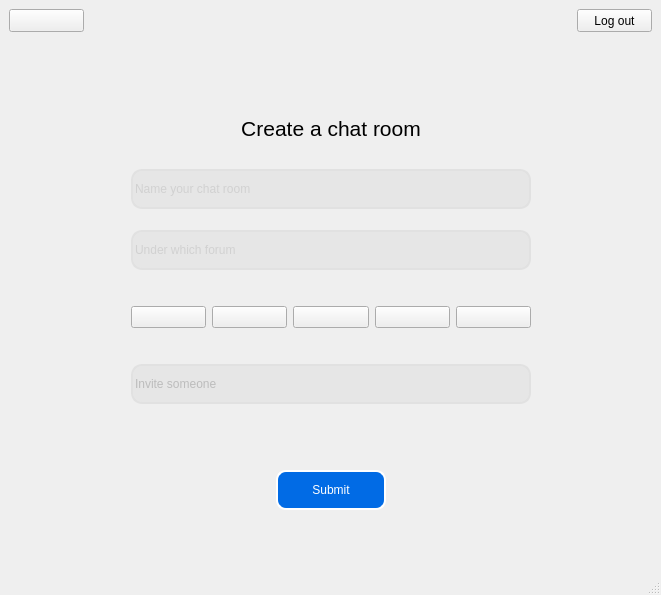
Above: uis/chatadd.ui from ssysek/slack before the change. Below: the same form after it.
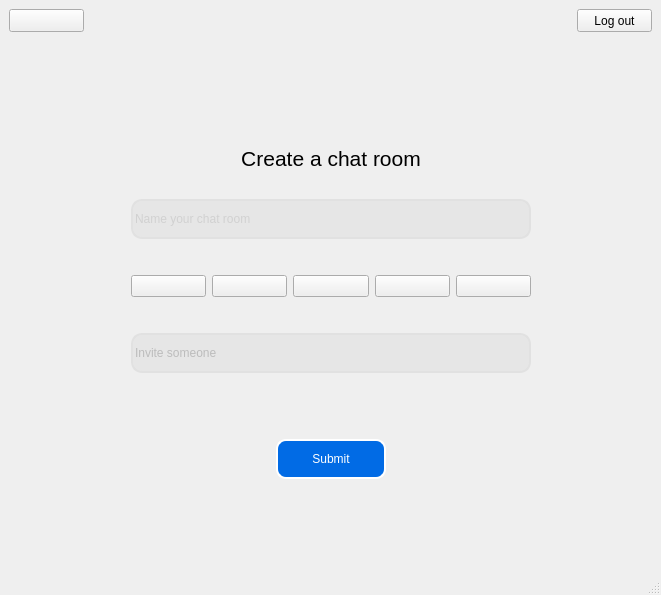
That is the form after the change.

The edit to the form file:
```diff
--- a/uis/chatadd.ui
+++ b/uis/chatadd.ui
@@ -75,56 +75,61 @@
     </item>
     <item>
      <layout class="QGridLayout" name="gridLayout">
-      <item row="2" column="1">
-       <widget class="QLineEdit" name="edit_name">
-        <property name="minimumSize">
-         <size>
-          <width>400</width>
-          <height>40</height>
-         </size>
-        </property>
-        <property name="maximumSize">
-         <size>
-          <width>400</width>
-          <height>40</height>
-         </size>
-        </property>
-        <property name="styleSheet">
-         <string notr="true">background-color:rgb(230, 230, 230);
-color:rgb(188, 188, 188);
-font: 75 8pt &quot;SansSerif&quot;;
-border-style:solid;
-border-width:2px;
-border-radius:11px;
-border-color:rgb(225, 225, 225);</string>
-        </property>
-        <property name="text">
-         <string/>
-        </property>
-        <property name="alignment">
-         <set>Qt::AlignLeading|Qt::AlignLeft|Qt::AlignVCenter</set>
-        </property>
-        <property name="placeholderText">
-         <string>Name your chat room</string>
-        </property>
-       </widget>
-      </item>
-      <item row="10" column="1">
-       <spacer name="verticalSpacer_7">
+      <item row="0" column="1">
+       <spacer name="verticalSpacer">
         <property name="orientation">
          <enum>Qt::Vertical</enum>
         </property>
         <property name="sizeType">
-         <enum>QSizePolicy::Fixed</enum>
+         <enum>QSizePolicy::MinimumExpanding</enum>
         </property>
         <property name="sizeHint" stdset="0">
          <size>
-          <width>20</width>
-          <height>10</height>
+          <width>40</width>
+          <height>20</height>
          </size>
         </property>
        </spacer>
       </item>
+      <item row="4" column="1">
+       <layout class="QHBoxLayout" name="horizontalLayout">
+        <item>
+         <widget class="QPushButton" name="button_icon1">
+          <property name="text">
+           <string/>
+          </property>
+         </widget>
+        </item>
+        <item>
+         <widget class="QPushButton" name="button_icon2">
+          <property name="text">
+           <string/>
+          </property>
+         </widget>
+        </item>
+        <item>
+         <widget class="QPushButton" name="button_icon3">
+          <property name="text">
+           <string/>
+          </property>
+         </widget>
+        </item>
+        <item>
+         <widget class="QPushButton" name="button_icon4">
+          <property name="text">
+           <string/>
+          </property>
+         </widget>
+        </item>
+        <item>
+         <widget class="QPushButton" name="button_icon5">
+          <property name="text">
+           <string/>
+          </property>
+         </widget>
+        </item>
+       </layout>
+      </item>
       <item row="1" column="1">
        <widget class="QLabel" name="label_chatcreation">
         <property name="minimumSize">
@@ -153,223 +158,7 @@
         </property>
        </widget>
       </item>
-      <item row="6" column="1">
-       <layout class="QHBoxLayout" name="horizontalLayout">
-        <item>
-         <widget class="QPushButton" name="button_icon1">
-          <property name="text">
-           <string/>
-          </property>
-         </widget>
-        </item>
-        <item>
-         <widget class="QPushButton" name="button_icon2">
-          <property name="text">
-           <string/>
-          </property>
-         </widget>
-        </item>
-        <item>
-         <widget class="QPushButton" name="button_icon3">
-          <property name="text">
-           <string/>
-          </property>
-         </widget>
-        </item>
-        <item>
-         <widget class="QPushButton" name="button_icon4">
-          <property name="text">
-           <string/>
-          </property>
-         </widget>
-        </item>
-        <item>
-         <widget class="QPushButton" name="button_icon5">
-          <property name="text">
-           <string/>
-          </property>
-         </widget>
-        </item>
-       </layout>
-      </item>
-      <item row="2" column="0">
-       <spacer name="horizontalSpacer_2">
-        <property name="orientation">
-         <enum>Qt::Horizontal</enum>
-        </property>
-        <property name="sizeType">
-         <enum>QSizePolicy::MinimumExpanding</enum>
-        </property>
-        <property name="sizeHint" stdset="0">
-         <size>
-          <width>40</width>
-          <height>20</height>
-         </size>
-        </property>
-       </spacer>
-      </item>
-      <item row="5" column="1">
-       <spacer name="verticalSpacer_3">
-        <property name="orientation">
-         <enum>Qt::Vertical</enum>
-        </property>
-        <property name="sizeType">
-         <enum>QSizePolicy::Fixed</enum>
-        </property>
-        <property name="sizeHint" stdset="0">
-         <size>
-          <width>20</width>
-          <height>30</height>
-         </size>
-        </property>
-       </spacer>
-      </item>
-      <item row="14" column="1">
-       <spacer name="verticalSpacer_2">
-        <property name="orientation">
-         <enum>Qt::Vertical</enum>
-        </property>
-        <property name="sizeType">
-         <enum>QSizePolicy::MinimumExpanding</enum>
-        </property>
-        <property name="sizeHint" stdset="0">
-         <size>
-          <width>20</width>
-          <height>20</height>
-         </size>
-        </property>
-       </spacer>
-      </item>
-      <item row="0" column="1">
-       <spacer name="verticalSpacer">
-        <property name="orientation">
-         <enum>Qt::Vertical</enum>
-        </property>
-        <property name="sizeType">
-         <enum>QSizePolicy::MinimumExpanding</enum>
-        </property>
-        <property name="sizeHint" stdset="0">
-         <size>
-          <width>40</width>
-          <height>20</height>
-         </size>
-        </property>
-       </spacer>
-      </item>
-      <item row="9" column="1">
-       <widget class="QLineEdit" name="edit_invite">
-        <property name="minimumSize">
-         <size>
-          <width>200</width>
-          <height>40</height>
-         </size>
-        </property>
-        <property name="maximumSize">
-         <size>
-          <width>400</width>
-          <height>40</height>
-         </size>
-        </property>
-        <property name="styleSheet">
-         <string notr="true">background-color:rgb(230, 230, 230);
-color:rgb(188, 188, 188);
-font: 75 8pt &quot;SansSerif&quot;;
-border-style:solid;
-border-width:2px;
-border-radius:11px;
-border-color:rgb(225, 225, 225);</string>
-        </property>
-        <property name="text">
-         <string>Invite someone</string>
-        </property>
-        <property name="alignment">
-         <set>Qt::AlignLeading|Qt::AlignLeft|Qt::AlignVCenter</set>
-        </property>
-        <property name="placeholderText">
-         <string>Who's in?</string>
-        </property>
-       </widget>
-      </item>
-      <item row="4" column="1">
-       <widget class="QLineEdit" name="edit_forum">
-        <property name="minimumSize">
-         <size>
-          <width>200</width>
-          <height>40</height>
-         </size>
-        </property>
-        <property name="maximumSize">
-         <size>
-          <width>400</width>
-          <height>40</height>
-         </size>
-        </property>
-        <property name="styleSheet">
-         <string notr="true">background-color:rgb(230, 230, 230);
-color:rgb(188, 188, 188);
-font: 75 8pt &quot;SansSerif&quot;;
-border-style:solid;
-border-width:2px;
-border-radius:11px;
-border-color:rgb(225, 225, 225);</string>
-        </property>
-        <property name="text">
-         <string/>
-        </property>
-        <property name="alignment">
-         <set>Qt::AlignLeading|Qt::AlignLeft|Qt::AlignVCenter</set>
-        </property>
-        <property name="placeholderText">
-         <string>Under which forum</string>
-        </property>
-       </widget>
-      </item>
-      <item row="3" column="1">
-       <spacer name="verticalSpacer_4">
-        <property name="orientation">
-         <enum>Qt::Vertical</enum>
-        </property>
-        <property name="sizeType">
-         <enum>QSizePolicy::Fixed</enum>
-        </property>
-        <property name="sizeHint" stdset="0">
-         <size>
-          <width>20</width>
-          <height>15</height>
-         </size>
-        </property>
-       </spacer>
-      </item>
       <item row="11" column="1">
-       <widget class="QLabel" name="label_error">
-        <property name="maximumSize">
-         <size>
-          <width>16777215</width>
-          <height>23</height>
-         </size>
-        </property>
-        <property name="text">
-         <string/>
-        </property>
-       </widget>
-      </item>
-      <item row="2" column="2">
-       <spacer name="horizontalSpacer_3">
-        <property name="orientation">
-         <enum>Qt::Horizontal</enum>
-        </property>
-        <property name="sizeType">
-         <enum>QSizePolicy::MinimumExpanding</enum>
-        </property>
-        <property name="sizeHint" stdset="0">
-         <size>
-          <width>40</width>
-          <height>20</height>
-         </size>
-        </property>
-       </spacer>
-      </item>
-      <item row="13" column="1">
        <layout class="QHBoxLayout" name="horizontalLayout_3">
         <item>
          <spacer name="horizontalSpacer_5">
@@ -427,7 +216,7 @@
         </item>
        </layout>
       </item>
-      <item row="12" column="1">
+      <item row="10" column="1">
        <spacer name="verticalSpacer_6">
         <property name="orientation">
          <enum>Qt::Vertical</enum>
@@ -443,7 +232,107 @@
         </property>
        </spacer>
       </item>
+      <item row="2" column="1">
+       <widget class="QLineEdit" name="edit_name">
+        <property name="minimumSize">
+         <size>
+          <width>400</width>
+          <height>40</height>
+         </size>
+        </property>
+        <property name="maximumSize">
+         <size>
+          <width>400</width>
+          <height>40</height>
+         </size>
+        </property>
+        <property name="styleSheet">
+         <string notr="true">background-color:rgb(230, 230, 230);
+color:rgb(188, 188, 188);
+font: 75 8pt &quot;SansSerif&quot;;
+border-style:solid;
+border-width:2px;
+border-radius:11px;
+border-color:rgb(225, 225, 225);</string>
+        </property>
+        <property name="text">
+         <string/>
+        </property>
+        <property name="alignment">
+         <set>Qt::AlignLeading|Qt::AlignLeft|Qt::AlignVCenter</set>
+        </property>
+        <property name="placeholderText">
+         <string>Name your chat room</string>
+        </property>
+       </widget>
+      </item>
       <item row="7" column="1">
+       <widget class="QLineEdit" name="edit_invite">
+        <property name="minimumSize">
+         <size>
+          <width>200</width>
+          <height>40</height>
+         </size>
+        </property>
+        <property name="maximumSize">
+         <size>
+          <width>400</width>
+          <height>40</height>
+         </size>
+        </property>
+        <property name="styleSheet">
+         <string notr="true">background-color:rgb(230, 230, 230);
+color:rgb(188, 188, 188);
+font: 75 8pt &quot;SansSerif&quot;;
+border-style:solid;
+border-width:2px;
+border-radius:11px;
+border-color:rgb(225, 225, 225);</string>
+        </property>
+        <property name="text">
+         <string>Invite someone</string>
+        </property>
+        <property name="alignment">
+         <set>Qt::AlignLeading|Qt::AlignLeft|Qt::AlignVCenter</set>
+        </property>
+        <property name="placeholderText">
+         <string>Who's in?</string>
+        </property>
+       </widget>
+      </item>
+      <item row="2" column="0">
+       <spacer name="horizontalSpacer_2">
+        <property name="orientation">
+         <enum>Qt::Horizontal</enum>
+        </property>
+        <property name="sizeType">
+         <enum>QSizePolicy::MinimumExpanding</enum>
+        </property>
+        <property name="sizeHint" stdset="0">
+         <size>
+          <width>40</width>
+          <height>20</height>
+         </size>
+        </property>
+       </spacer>
+      </item>
+      <item row="8" column="1">
+       <spacer name="verticalSpacer_7">
+        <property name="orientation">
+         <enum>Qt::Vertical</enum>
+        </property>
+        <property name="sizeType">
+         <enum>QSizePolicy::Fixed</enum>
+        </property>
+        <property name="sizeHint" stdset="0">
+         <size>
+          <width>20</width>
+          <height>10</height>
+         </size>
+        </property>
+       </spacer>
+      </item>
+      <item row="5" column="1">
        <spacer name="verticalSpacer_5">
         <property name="orientation">
          <enum>Qt::Vertical</enum>
@@ -459,6 +348,67 @@
         </property>
        </spacer>
       </item>
+      <item row="3" column="1">
+       <spacer name="verticalSpacer_3">
+        <property name="orientation">
+         <enum>Qt::Vertical</enum>
+        </property>
+        <property name="sizeType">
+         <enum>QSizePolicy::Fixed</enum>
+        </property>
+        <property name="sizeHint" stdset="0">
+         <size>
+          <width>20</width>
+          <height>30</height>
+         </size>
+        </property>
+       </spacer>
+      </item>
+      <item row="2" column="2">
+       <spacer name="horizontalSpacer_3">
+        <property name="orientation">
+         <enum>Qt::Horizontal</enum>
+        </property>
+        <property name="sizeType">
+         <enum>QSizePolicy::MinimumExpanding</enum>
+        </property>
+        <property name="sizeHint" stdset="0">
+         <size>
+          <width>40</width>
+          <height>20</height>
+         </size>
+        </property>
+       </spacer>
+      </item>
+      <item row="12" column="1">
+       <spacer name="verticalSpacer_2">
+        <property name="orientation">
+         <enum>Qt::Vertical</enum>
+        </property>
+        <property name="sizeType">
+         <enum>QSizePolicy::MinimumExpanding</enum>
+        </property>
+        <property name="sizeHint" stdset="0">
+         <size>
+          <width>20</width>
+          <height>20</height>
+         </size>
+        </property>
+       </spacer>
+      </item>
+      <item row="9" column="1">
+       <widget class="QLabel" name="label_error">
+        <property name="maximumSize">
+         <size>
+          <width>16777215</width>
+          <height>23</height>
+         </size>
+        </property>
+        <property name="text">
+         <string/>
+        </property>
+       </widget>
+      </item>
      </layout>
     </item>
    </layout>
```
